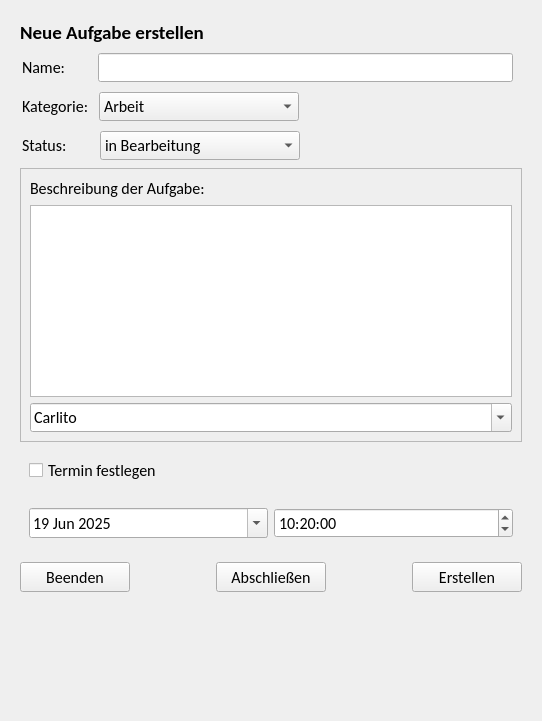
The window that UI/frm_new_task.ui (dampfwolke/taskmanager) describes before a commit, drawn with Qt 5.
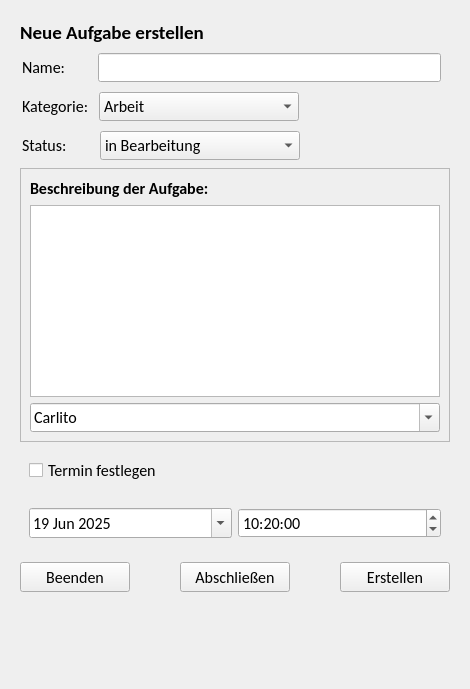
The same window after the commit.

```diff
--- a/UI/frm_new_task.ui
+++ b/UI/frm_new_task.ui
@@ -6,8 +6,8 @@
    <rect>
     <x>0</x>
     <y>0</y>
-    <width>542</width>
-    <height>721</height>
+    <width>470</width>
+    <height>689</height>
    </rect>
   </property>
   <property name="windowTitle">
@@ -239,6 +239,13 @@
         <layout class="QVBoxLayout" name="verticalLayout">
          <item>
           <widget class="QLabel" name="lb_description">
+           <property name="font">
+            <font>
+             <family>Calibri</family>
+             <pointsize>12</pointsize>
+             <bold>true</bold>
+            </font>
+           </property>
            <property name="text">
             <string>Beschreibung der Aufgabe:</string>
            </property>
```
Left out of the diff: 5 changed lines with no effect on the pictures.
